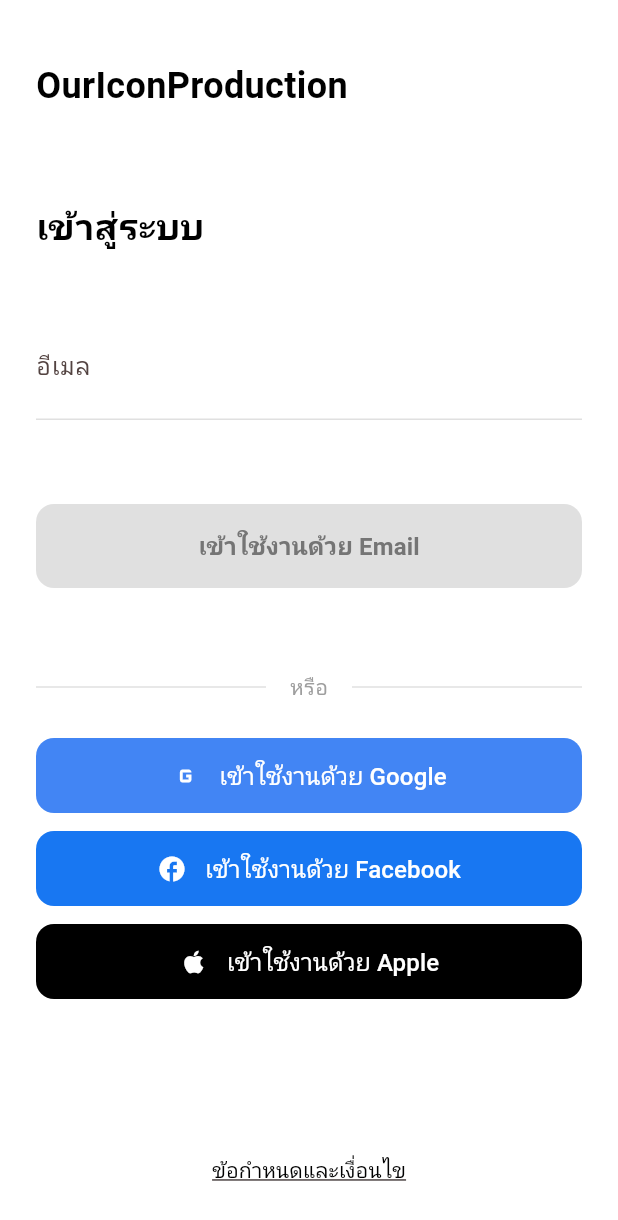
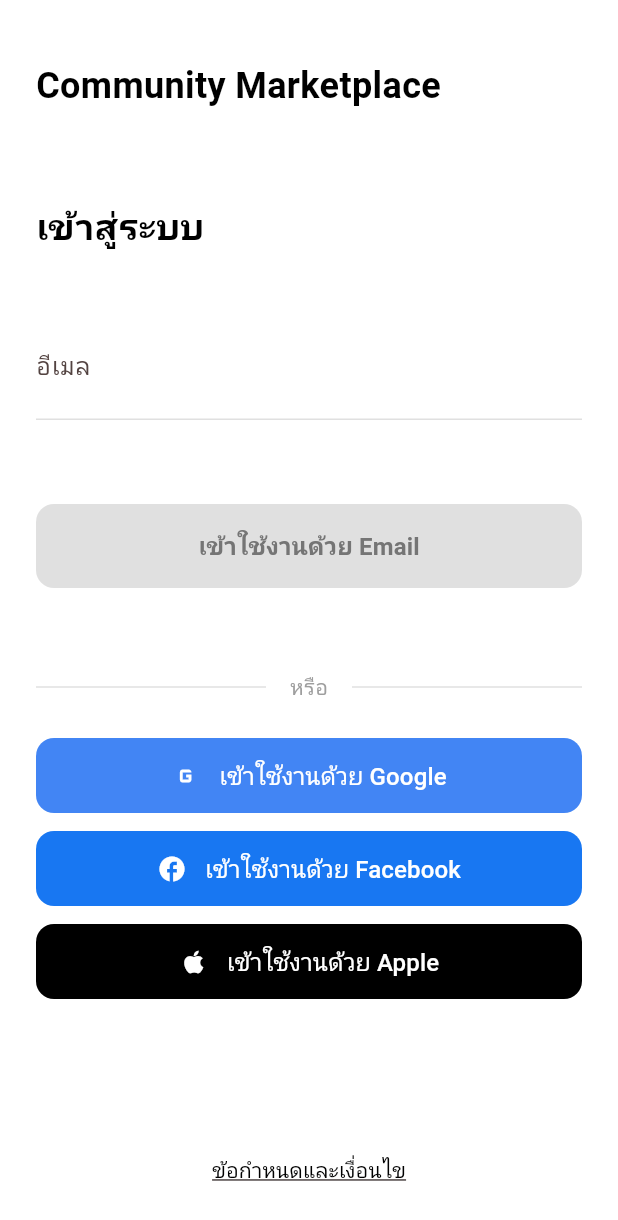
Before and after one commit to ARTTTT-TTTT/local-community-marketplace, a Flutter app: the _LoginScreenContent screen opened directly, on a phone screen of 412 x 824 dp. Shown: the top 1220 px of the screen. Run offline on Flutter 3.47's test engine with Material 3 defaults, Android fonts, the phone set to English and light mode, and no system bars; our stand-ins replace firebase_auth, firebase_core, flutter_dotenv; accounts and stored records are empty.

Commit message:
feat: Update logo text in LoginScreen to 'Community Marketplace'

```diff
--- a/lib/screens/login_screen.dart
+++ b/lib/screens/login_screen.dart
@@ -40,7 +40,7 @@ class _LoginScreenContent extends StatelessWidget {
                     Row(
                       children: [
                         const Text(
-                          'OurIconProduction',
+                          'Community Marketplace',
                           style: TextStyle(
                             fontSize: 24,
                             fontWeight: FontWeight.w600,
```
